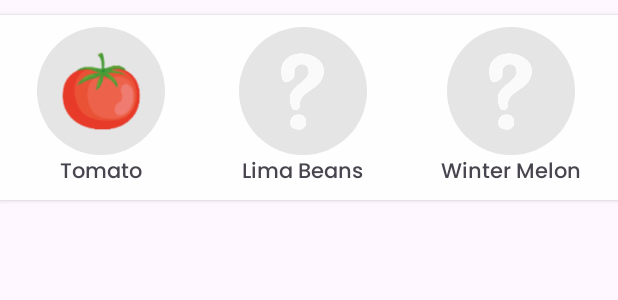
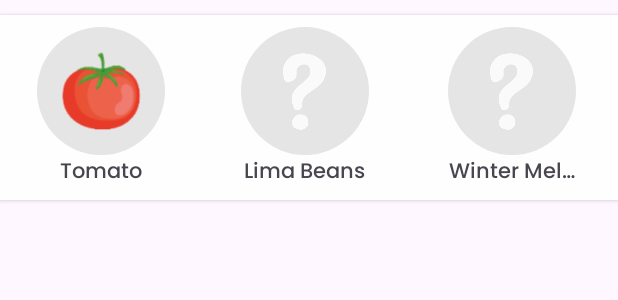
Before and after one commit to anoobis-bot/KuboQuest, an Android app: the layout recycler_view_plant_encyclopedia.xml on its own in the app's theme, with its tools: preview values and no code run, on a phone screen of 412 x 824 dp. Shown: the top 300 px of the screen. Run offline under Robolectric (Android 15) with nearby library versions, the phone set to English and light mode, and no system bars.

Commit message:
fix: fixed not equal size for encyclopedia

```diff
--- a/app/src/main/res/layout/recycler_view_plant_encyclopedia.xml
+++ b/app/src/main/res/layout/recycler_view_plant_encyclopedia.xml
@@ -76,8 +76,11 @@
                             android:id="@+id/plantName1"
                             android:layout_width="wrap_content"
                             android:layout_height="wrap_content"
+                            android:ellipsize="end"
                             android:fontFamily="@font/poppins_medium"
                             android:gravity="center"
+                            android:maxWidth="90dp"
+                            android:maxLines="1"
                             android:text="Tomato"
                             android:textSize="14sp" />
                     </LinearLayout>
@@ -117,8 +120,11 @@
                             android:id="@+id/plantName2"
                             android:layout_width="wrap_content"
                             android:layout_height="wrap_content"
+                            android:ellipsize="end"
                             android:fontFamily="@font/poppins_medium"
                             android:gravity="center"
+                            android:maxWidth="90dp"
+                            android:maxLines="1"
                             android:text="Lima Beans"
                             android:textSize="14sp" />
                     </LinearLayout>
@@ -158,8 +164,11 @@
                             android:id="@+id/plantName3"
                             android:layout_width="wrap_content"
                             android:layout_height="wrap_content"
+                            android:ellipsize="end"
                             android:fontFamily="@font/poppins_medium"
                             android:gravity="center"
+                            android:maxWidth="90dp"
+                            android:maxLines="1"
                             android:text="Winter Melon"
                             android:textSize="14sp" />
                     </LinearLayout>
```
